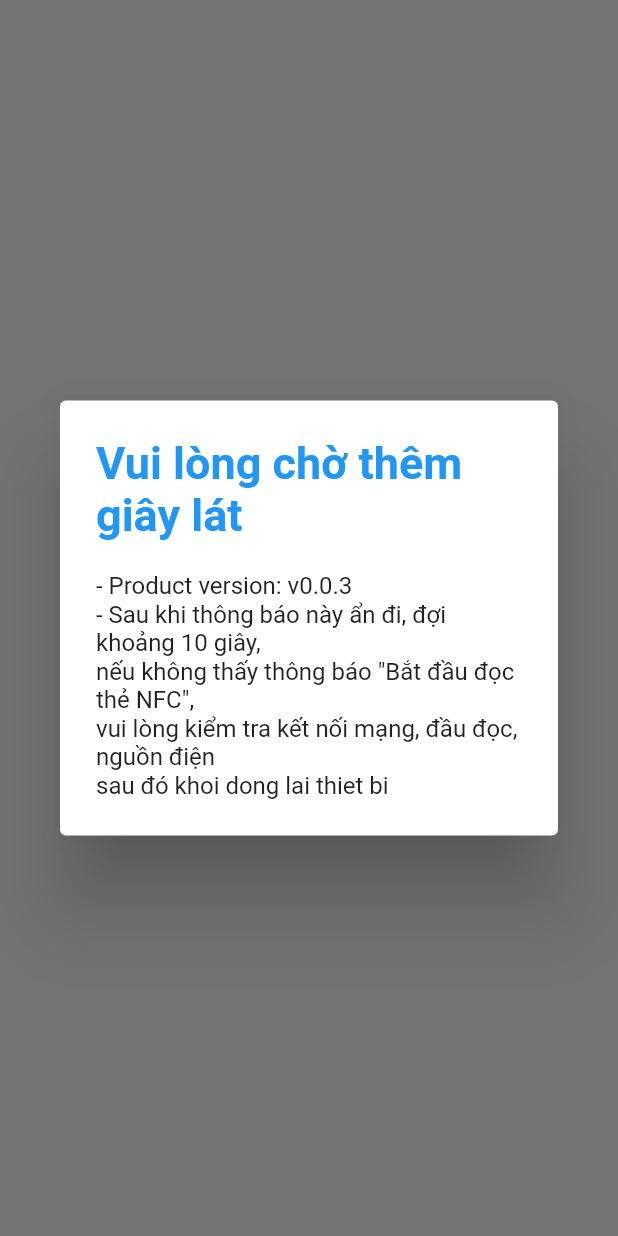
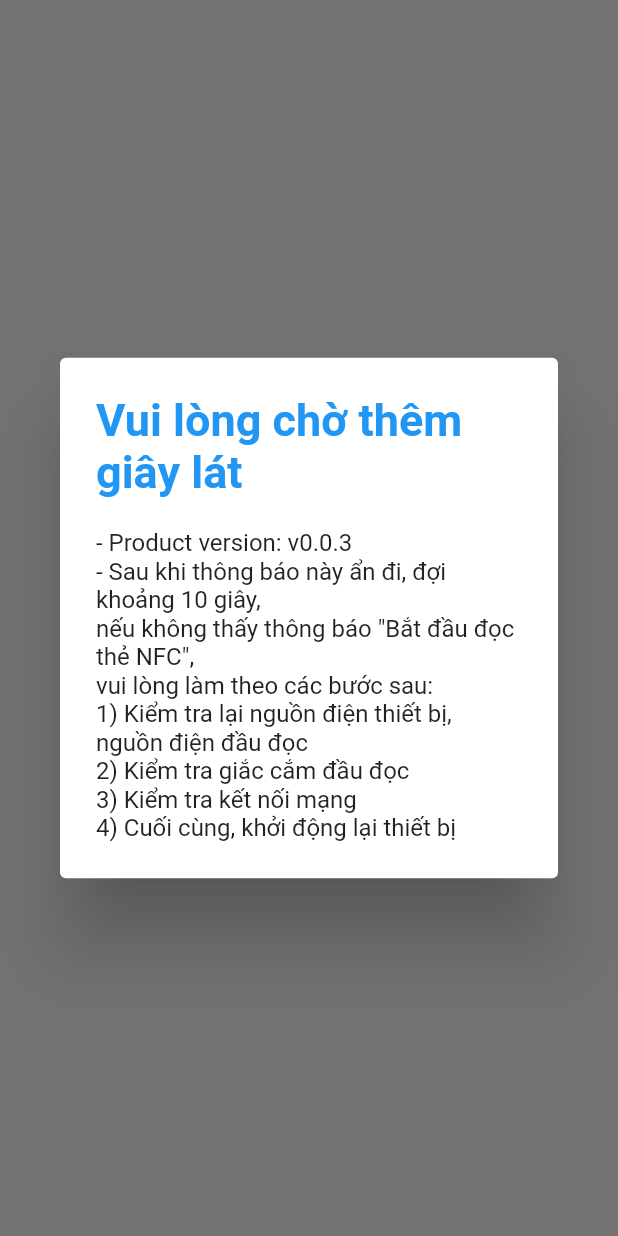
Before and after one commit to SontranBK/pi_card_reader, a Flutter app: the MessageList widget shown alone on an empty page, opened directly, on a phone screen of 412 x 824 dp. Run offline on Flutter 3.47's test engine with Material 2 defaults, Android fonts, the light colour scheme and no system bars; our stand-ins replace firebase_core, firebase_messaging, flutter_local_notifications; missing offline and left inert: dart:html; accounts and stored records are empty.

Commit message:
Update notifications

```diff
--- a/lib/message_list.dart
+++ b/lib/message_list.dart
@@ -29,7 +29,7 @@ class _MessageList extends State<MessageList> {
                       fontSize: 30,
                       fontWeight: FontWeight.bold),
                 ),
-                content: Text('- Product version: v0.0.3\n- Sau khi thông báo này ẩn đi, đợi khoảng 10 giây,\nnếu không thấy thông báo "Bắt đầu đọc thẻ NFC",\nvui lòng kiểm tra kết nối mạng, đầu đọc, nguồn điện\nsau đó khoi dong lai thiet bi'),
+                content: Text('- Product version: v0.0.3\n- Sau khi thông báo này ẩn đi, đợi khoảng 10 giây,\nnếu không thấy thông báo "Bắt đầu đọc thẻ NFC",\nvui lòng làm theo các bước sau:\n1) Kiểm tra lại nguồn điện thiết bị, nguồn điện đầu đọc\n2) Kiểm tra giắc cắm đầu đọc\n3) Kiểm tra kết nối mạng\n4) Cuối cùng, khởi động lại thiết bị'),
               );
             }
         );
@@ -69,7 +69,7 @@ class _MessageList extends State<MessageList> {
                       fontSize: 25,
                       fontWeight: FontWeight.bold),
                 ),
-                content: Text('Quá trình khởi động hoàn tất\nBắt đầu đọc thẻ NFC\nsau khi thong bao nay an di'),
+                content: Text('BẮT ĐẦU ĐỌC THẺ NFC\nToàn bộ quá trình khởi động đã hoàn tất\nVui lòng quẹt thẻ sau khi thông báo này ẩn đi'),
               );
             }
         );
@@ -88,7 +88,7 @@ class _MessageList extends State<MessageList> {
                       fontSize: 30,
                       fontWeight: FontWeight.bold),
                 ),
-                content: Text('Lỗi: Không thể kết nối với đầu đọc, vui lòng:\n1) Kiểm tra lại giắc cắm đầu đọc\n2) Rút đầu đọc và cắm lại\n3) Kiem tra nguon dien cua dau doc\n4) Khoi dong lai thiet bi'),
+                content: Text('Lỗi: Không thể kết nối với đầu đọc, vui lòng làm theo các bước sau:\n1) Kiểm tra lại giắc cắm đầu đọc\n2) Kiểm tra nguồn điện của đầu đọc\n3) Cuối cùng, khởi động lại thiết bị'),
               );
             }
         );
@@ -108,7 +108,7 @@ class _MessageList extends State<MessageList> {
                       fontSize: 30,
                       fontWeight: FontWeight.bold),
                 ),
-                content: Text('LỖI: Không thể kết nối với server, vui lòng:\n1) Kiểm tra lại đường truyền mạng\n2) Lien he voi ki thuat vien'),
+                content: Text('LỖI: Không thể kết nối với server, vui lòng:\n1) Kiểm tra lại đường truyền mạng\n2) Liên hệ với kĩ thuật viên'),
               );
             }
         );
```
